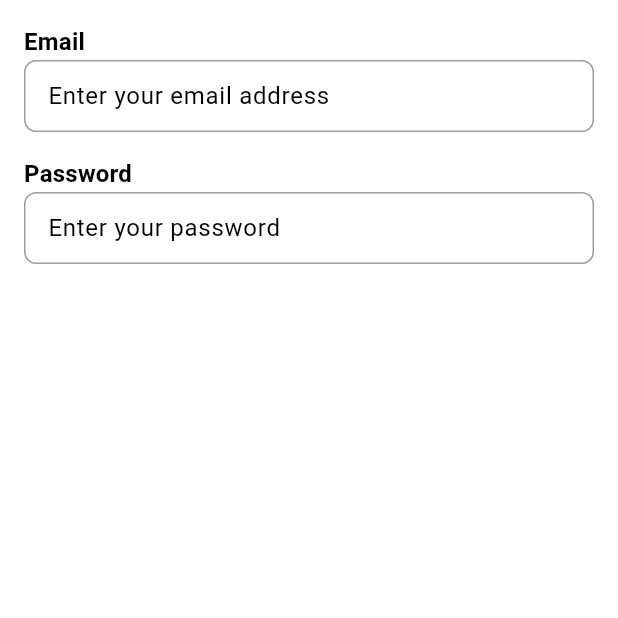
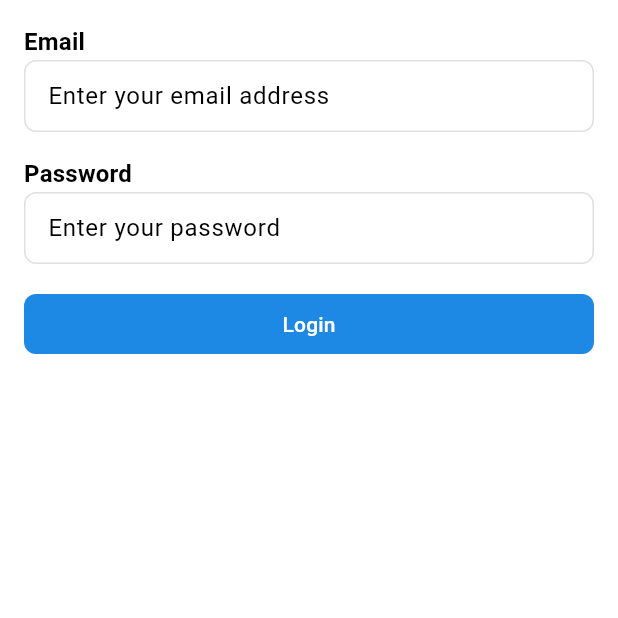
Before and after one commit to Zer0-01/Flutter-Attendance-Application, a Flutter app: the screen it shows after launch, on a phone screen of 412 x 824 dp, the top half of it. Run offline on Flutter 3.47's test engine with Material 3 defaults, Android fonts, the phone set to English and light mode, and no system bars; our stand-ins replace adaptive_theme, auto_route, equatable, flutter_bloc, shared_preferences.

Commit message:
feat: login screen

```diff
--- a/lib/main/app.dart
+++ b/lib/main/app.dart
@@ -36,9 +36,9 @@ class App extends StatelessWidget {
       );
 
   ThemeData _buildLightTheme() {
-    ColorScheme colorScheme = const ColorScheme(
+    ColorScheme colorScheme = ColorScheme(
         brightness: Brightness.light,
-        primary: Colors.blue,
+        primary: Colors.blue.shade600,
         onPrimary: Colors.white,
         secondary: Colors.pink,
         onSecondary: Colors.white,
@@ -46,7 +46,7 @@ class App extends StatelessWidget {
         onError: Colors.white,
         surface: Colors.white,
         onSurface: Colors.black,
-        outline: Colors.grey);
+        outline: Colors.grey.shade300);
 
     return ThemeData(useMaterial3: true, colorScheme: colorScheme);
   }
--- a/lib/presentation/screen/login/login_screen.dart
+++ b/lib/presentation/screen/login/login_screen.dart
@@ -1,5 +1,6 @@
 import 'package:flutter/material.dart';
 import 'package:flutter_attendance_application/presentation/screen/login/widgets/email_form_widget.dart';
+import 'package:flutter_attendance_application/presentation/screen/login/widgets/login_button_widget.dart';
 import 'package:flutter_attendance_application/presentation/screen/login/widgets/password_form_widget.dart';
 import 'package:flutter_attendance_application/utils/extension.dart';
 
@@ -12,8 +13,13 @@ class LoginScreen extends StatelessWidget {
       backgroundColor: context.colorScheme.surface,
       body: const SafeArea(
         child: Column(
+          spacing: 16,
           crossAxisAlignment: CrossAxisAlignment.start,
-          children: [EmailFormWidget(), PasswordFormWidget()],
+          children: [
+            EmailFormWidget(),
+            PasswordFormWidget(),
+            LoginButtonWidget()
+          ],
         ),
       ),
     );
--- /dev/null
+++ b/lib/presentation/screen/login/widgets/login_button_widget.dart
@@ -0,0 +1,21 @@
+import 'package:flutter/material.dart';
+import 'package:flutter_attendance_application/utils/extension.dart';
+
+class LoginButtonWidget extends StatelessWidget {
+  const LoginButtonWidget({super.key});
+
+  @override
+  Widget build(BuildContext context) {
+    return Padding(
+      padding: const EdgeInsets.only(left: 16.0, bottom: 16, right: 16),
+      child: SizedBox(
+          width: double.infinity,
+          child: FilledButton(
+              onPressed: () {},
+              style: FilledButton.styleFrom(
+                  shape: RoundedRectangleBorder(
+                      borderRadius: BorderRadius.circular(8))),
+              child: Text(context.l10n.login))),
+    );
+  }
+}
--- a/lib/presentation/screen/login/widgets/password_form_widget.dart
+++ b/lib/presentation/screen/login/widgets/password_form_widget.dart
@@ -8,7 +8,7 @@ class PasswordFormWidget extends StatelessWidget {
   @override
   Widget build(BuildContext context) {
     return Padding(
-      padding: const EdgeInsets.only(left: 16.0, top: 16, right: 16),
+      padding: const EdgeInsets.symmetric(horizontal: 16),
       child: Column(
         crossAxisAlignment: CrossAxisAlignment.start,
         children: [
```
